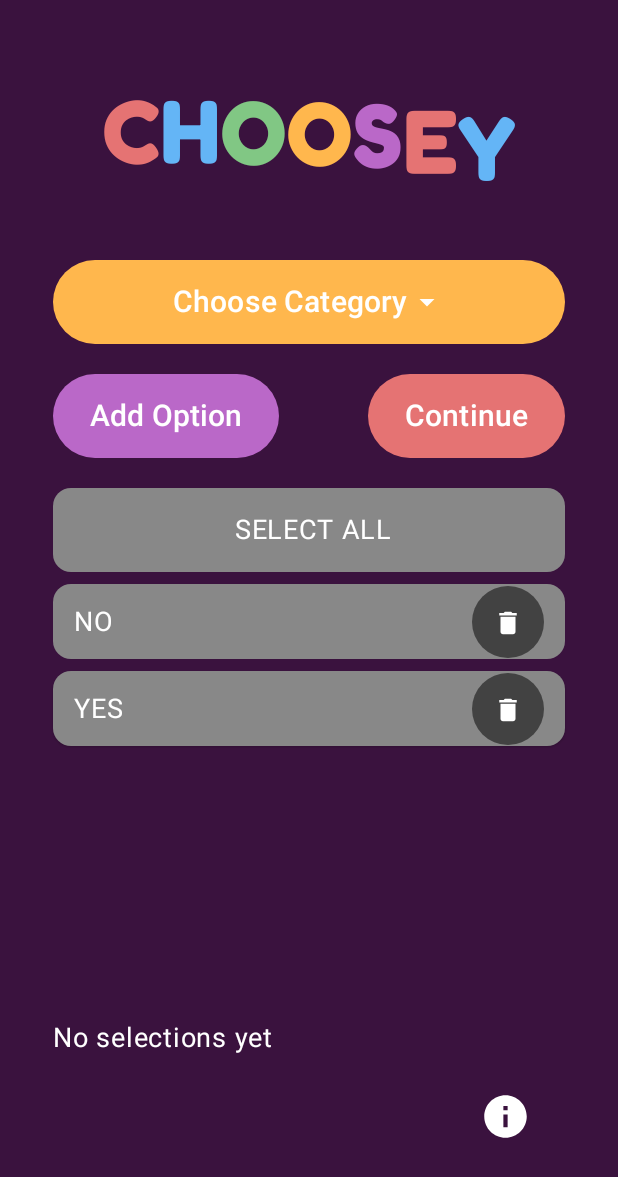
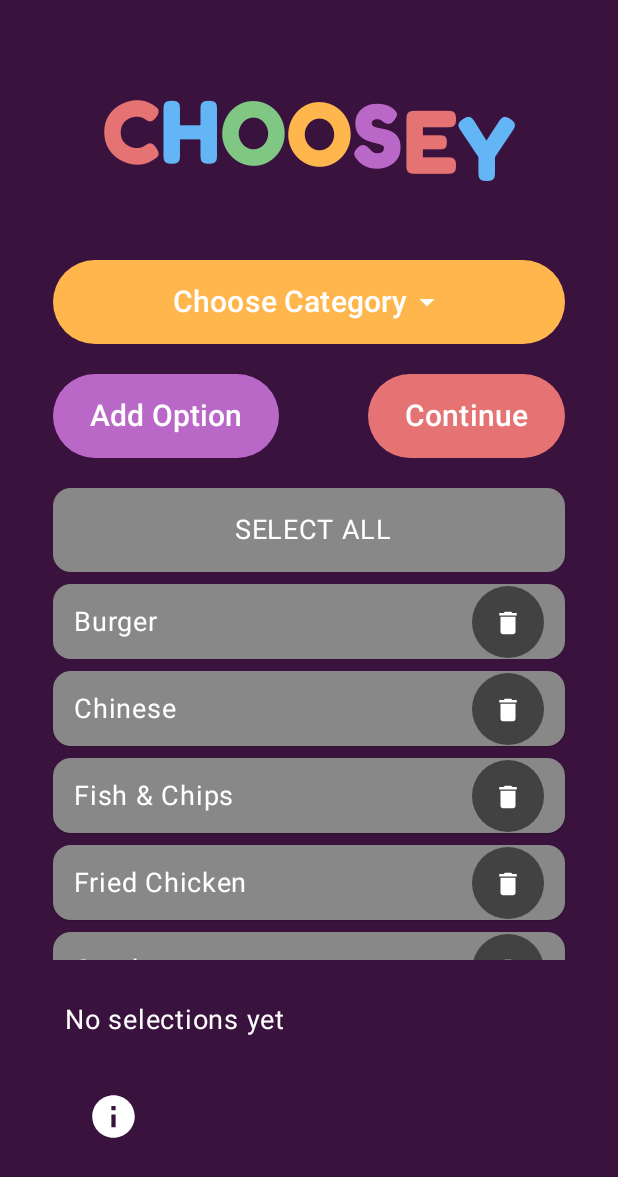
Before and after one commit to Holfve1/Choosey, an Android app built with Jetpack Compose: the screen it shows after launch (MainActivity), after a tap on "Change Selection:", on a phone screen of 412 x 824 dp. Shown: the top 1177 px of the screen. Run offline under Robolectric (Android 15) with nearby library versions, the phone set to English and light mode, and no system bars; our stand-ins replace Room's generated code.

Commit message:
update choosey selection UI

```diff
--- a/app/src/main/java/com/example/choosey/SeedCallback.kt
+++ b/app/src/main/java/com/example/choosey/SeedCallback.kt
@@ -9,24 +9,16 @@ object SeedCallback : RoomDatabase.Callback() {
     override fun onCreate(db: SupportSQLiteDatabase) {
         super.onCreate(db)
         // Categories
-        db.execSQL("INSERT INTO categories (id, name) VALUES (1,'Yes / No')")
+        db.execSQL("INSERT INTO categories (id, name) VALUES (1,'Takeaway')")
         db.execSQL("INSERT INTO categories (id, name) VALUES (2,'Movie Genre')")
         db.execSQL("INSERT INTO categories (id, name) VALUES (3,'Date Night')")
-        db.execSQL("INSERT INTO categories (id, name) VALUES (4,'Takeaway')")
-        // Takeaway selections (categoryId = 4)
-
-        val yesno = listOf(
-            "YES","NO"
-        )
-        yesno.forEach { label ->
-            db.execSQL("INSERT INTO selections (categoryId,label,isSelected) VALUES (1,'$label',0)")
-        }
+        db.execSQL("INSERT INTO categories (id, name) VALUES (4,'Yes / No')")
 
         val takeaway = listOf(
             "Chinese","Indian","Pizza","Fish & Chips","Burger","Kebab","Thai","Sushi", "Mexican","Fried Chicken","Greek","Turkish","Korean","Vietnamese", "Italian","Lebanese",
         )
         takeaway.forEach { label ->
-            db.execSQL("INSERT INTO selections (categoryId,label,isSelected) VALUES (4,'$label',0)")
+            db.execSQL("INSERT INTO selections (categoryId,label,isSelected) VALUES (1,'$label',0)")
         }
         // Movie genre selections (categoryId = 2)
         val genres = listOf(
@@ -45,5 +37,12 @@ object SeedCallback : RoomDatabase.Callback() {
             db.execSQL("INSERT INTO selections (categoryId,label,isSelected) VALUES (3,'$label',0)")
         }
 
+        val yesno = listOf(
+            "YES","NO"
+        )
+        yesno.forEach { label ->
+            db.execSQL("INSERT INTO selections (categoryId,label,isSelected) VALUES (4,'$label',0)")
+        }
+
     }
 }
--- a/app/src/main/java/com/example/choosey/SelectionScreen.kt
+++ b/app/src/main/java/com/example/choosey/SelectionScreen.kt
@@ -15,6 +15,7 @@ import androidx.compose.foundation.layout.padding
 import androidx.compose.foundation.lazy.LazyColumn
 import androidx.compose.foundation.lazy.items
 import androidx.compose.foundation.rememberScrollState
+import androidx.compose.foundation.shape.RoundedCornerShape
 import androidx.compose.foundation.verticalScroll
 import androidx.compose.material.icons.Icons
 import androidx.compose.material.icons.filled.ArrowDropDown
@@ -69,6 +70,10 @@ fun SelectionScreen(
 
     var showDeleteDialog by remember { mutableStateOf(false) }
     var categoryToDelete by remember { mutableStateOf<Long?>(null) }
+
+    var showDeleteOptionDialog by remember { mutableStateOf(false) }
+    var optionToDelete by remember { mutableStateOf<Long?>(null) }
+
 
     Column(
         modifier = Modifier
@@ -237,27 +242,34 @@ fun SelectionScreen(
                             text = item.label,
                             fontSize = 18.sp
                         )
-                        DeleteButton(
-                            onClick = { vm.deleteById(item.id) }
-                        )
-                    }
+
+                       DeleteButton(
+                           onClick = {
+                               optionToDelete = item.id
+                               showDeleteOptionDialog = true
+                           }
+                       )
+
+                   }
                 }
             }
         }
 
         // --- Selected summary ---
+        Spacer(modifier = Modifier.height(16.dp))
+
         Box(
             modifier = Modifier
                 .fillMaxWidth()
                 .heightIn(max = 95.dp) // Set your desired max height here
                 .verticalScroll(rememberScrollState())
-                .padding(top = 14.dp),
+                .padding(horizontal = 8.dp, vertical = 12.dp),
             contentAlignment = Alignment.CenterStart
         ) {
             val selectedLabels = items.filter { it.isSelected }.map { it.label }
             Text(
                 text = if (selectedLabels.isEmpty()) "No selections yet"
-                else selectedLabels.joinToString(", "),
+                else "Selected: ${selectedLabels.joinToString(", ")}",
                 fontSize = 18.sp,
                 color = Color.White
             )
@@ -268,7 +280,7 @@ fun SelectionScreen(
             modifier = Modifier
                 .fillMaxWidth()
                 .padding(16.dp),
-            contentAlignment = Alignment.TopEnd
+            contentAlignment = Alignment.CenterStart
         ) {
             InfoButton(onClick = { navController.navigate("help") })
         }
@@ -346,6 +358,36 @@ fun SelectionScreen(
             )
         }
 
+
+        if (showDeleteOptionDialog && optionToDelete != null) {
+            AlertDialog(
+                onDismissRequest = {
+                    showDeleteOptionDialog = false
+                    optionToDelete = null
+                },
+                title = { Text("Delete Option") },
+                text = { Text("Are you sure you want to delete this option?") },
+                confirmButton = {
+                    TextButton(onClick = {
+                        vm.deleteById(optionToDelete!!)
+                        showDeleteOptionDialog = false
+                        optionToDelete = null
+                    }) {
+                        Text("Delete", color = Color.Red)
+                    }
+                },
+                dismissButton = {
+                    TextButton(onClick = {
+                        showDeleteOptionDialog = false
+                        optionToDelete = null
+                    }) {
+                        Text("Cancel")
+                    }
+                }
+            )
+        }
+
+
         // --- Delete Category Confirmation Dialog ---
         if (showDeleteDialog && categoryToDelete != null) {
             AlertDialog(
```
